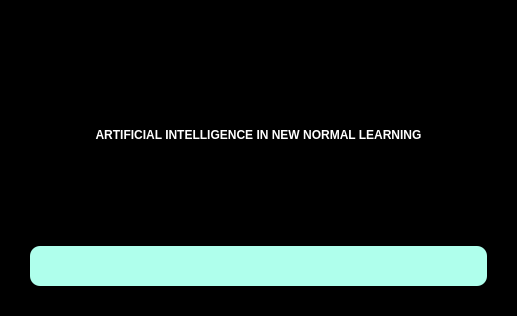
Old version of the form splashscreen.ui in the repository jshperalta/ai-englishTutor.
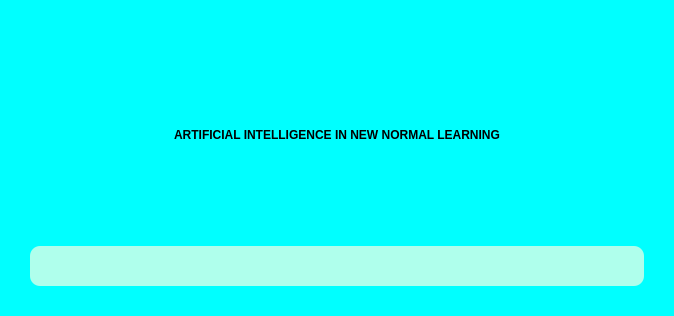
New version of the form.

```diff
--- a/splashscreen.ui
+++ b/splashscreen.ui
@@ -6,7 +6,7 @@
    <rect>
     <x>0</x>
     <y>0</y>
-    <width>517</width>
+    <width>674</width>
     <height>316</height>
    </rect>
   </property>
@@ -14,7 +14,7 @@
    <string>Form</string>
   </property>
   <property name="styleSheet">
-   <string notr="true">background-color: black;</string>
+   <string notr="true">background-color: cyan;</string>
   </property>
   <layout class="QVBoxLayout" name="verticalLayout">
    <property name="leftMargin">
@@ -48,7 +48,7 @@
        <property name="styleSheet">
         <string notr="true">font: 87 32pt &quot;Gilroy&quot;;
 font-weight: 900;
-color:rgb(255, 255, 255)</string>
+color: black;</string>
        </property>
        <property name="text">
         <string>ARTIFICIAL INTELLIGENCE IN NEW NORMAL LEARNING</string>
```
